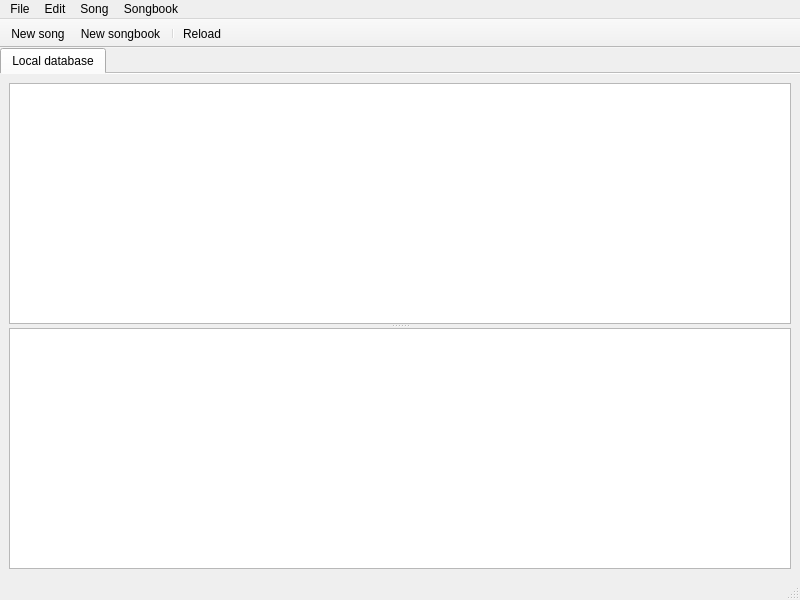
Old version of the form ui/DatabaseEditor.ui in the repository uiii/LatexSongbook.
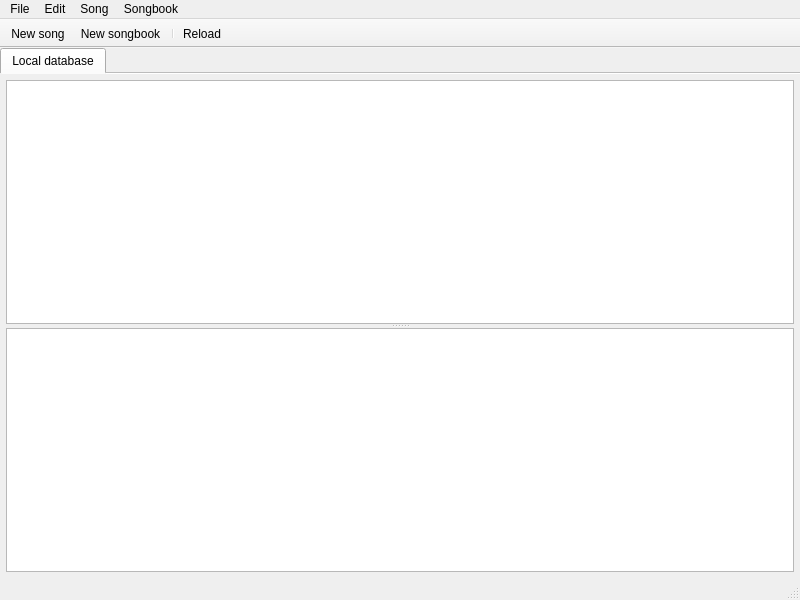
New version of the form.

Diff of the .ui file:
```diff
--- a/ui/DatabaseEditor.ui
+++ b/ui/DatabaseEditor.ui
@@ -43,6 +43,9 @@
         <string>Local database</string>
        </attribute>
        <layout class="QVBoxLayout" name="verticalLayout">
+        <property name="margin">
+         <number>6</number>
+        </property>
         <item>
          <widget class="QSplitter" name="splitter">
           <property name="orientation">
@@ -67,6 +70,9 @@
            <property name="selectionBehavior">
             <enum>QAbstractItemView::SelectRows</enum>
            </property>
+           <property name="showGrid">
+            <bool>false</bool>
+           </property>
            <property name="sortingEnabled">
             <bool>true</bool>
            </property>
```
Left out of the diff: 6 changed lines with no effect on the pictures.
